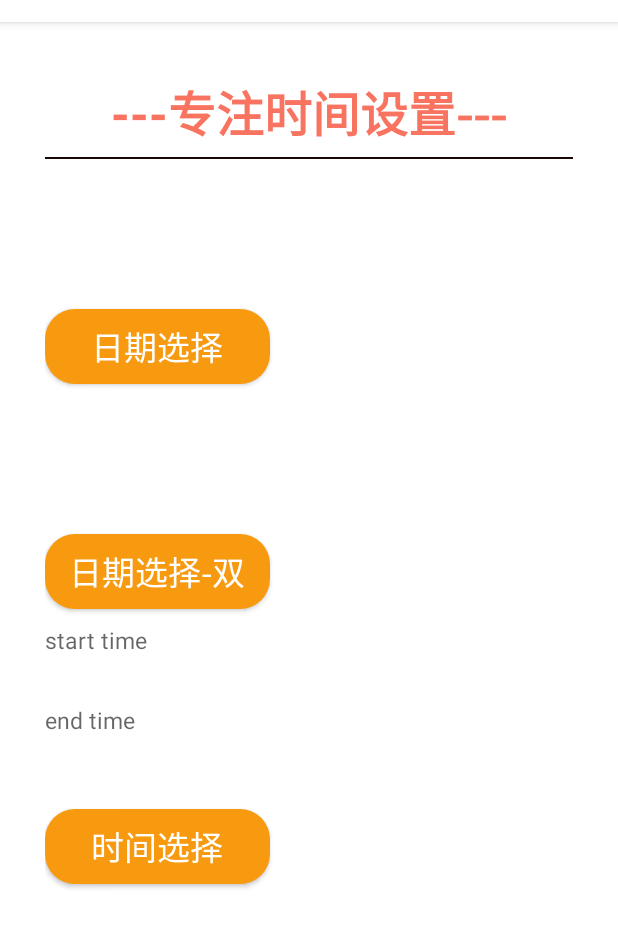
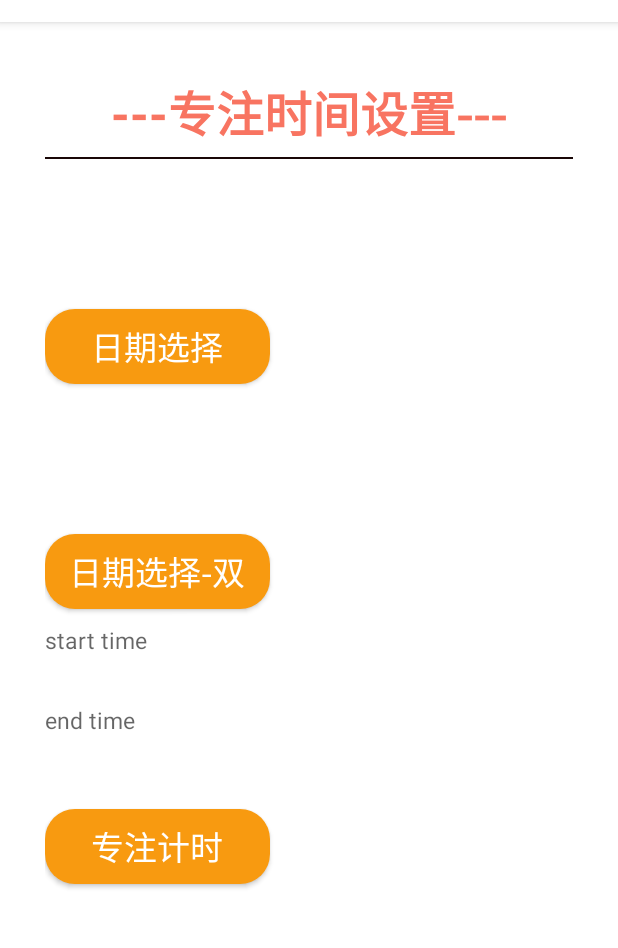
Before and after one commit to SongXingchen19/com.swufe.work, an Android app: the MainActivity screen opened directly, with no data from a screen before it, on a phone screen of 412 x 824 dp, the part 62-1010 px from its top. Run offline under Robolectric (Android 15) with nearby library versions, the phone set to English and light mode, and no system bars.

Commit message:
activity_main 界面设计 第9次轻微改动

```diff
--- a/app/src/main/res/layout/activity_main.xml
+++ b/app/src/main/res/layout/activity_main.xml
@@ -84,7 +84,7 @@
 
     <Button
         android:id="@+id/time"
-        android:text="时间选择"
+        android:text="专注计时"
         android:layout_width="150dp"
         android:layout_height="50dp"
         android:layout_marginTop="30dp"
```
